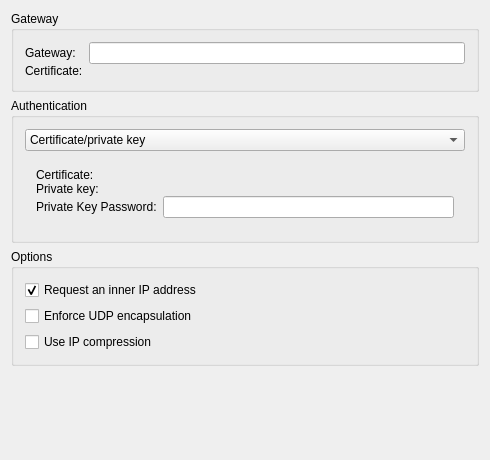
Old version of the form vpn/strongswan/strongswanprop.ui in the repository KDE/plasma-nm.
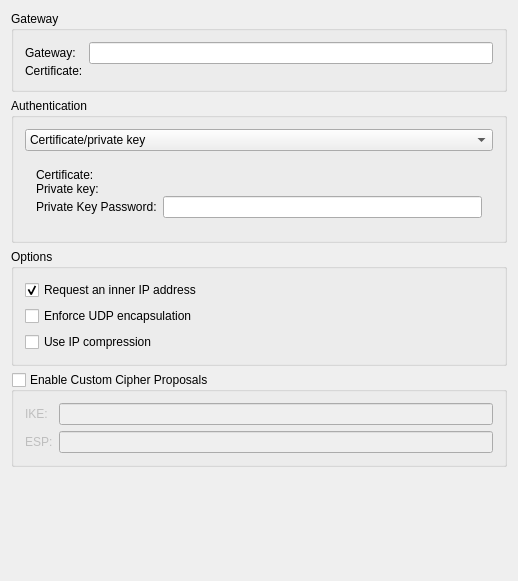
New version of the form. Custom widgets are drawn as their Qt base class.

Commit message:
strongswan support for custom proposals
This patch brings feature parity with gnome's nm-connection-editor strongswan plugin. Enabling custom proposals is required in order to support connections to strict strong cipher endpoints, the default cipher list doesn't include eg: aes256gcm16-prfsha384-ecp384.

Diff of the .ui file:
```diff
--- a/vpn/strongswan/strongswanprop.ui
+++ b/vpn/strongswan/strongswanprop.ui
@@ -6,8 +6,8 @@
    <rect>
     <x>0</x>
     <y>0</y>
-    <width>490</width>
-    <height>460</height>
+    <width>518</width>
+    <height>581</height>
    </rect>
   </property>
   <property name="windowTitle">
@@ -288,6 +288,53 @@
      </layout>
     </widget>
    </item>
+   <item>
+    <widget class="QGroupBox" name="proposal">
+     <property name="title">
+      <string>Enable Custom Cipher Proposals</string>
+     </property>
+     <property name="checkable">
+      <bool>true</bool>
+     </property>
+     <property name="checked">
+      <bool>false</bool>
+     </property>
+     <layout class="QVBoxLayout" name="verticalLayout_3">
+      <item>
+       <layout class="QFormLayout" name="formLayout_6">
+        <item row="0" column="0">
+         <widget class="QLabel" name="label_3">
+          <property name="text">
+           <string>IKE:</string>
+          </property>
+         </widget>
+        </item>
+        <item row="0" column="1">
+         <widget class="QLineEdit" name="ike">
+          <property name="toolTip">
+           <string>A list of proposals for IKE separated by &quot;;&quot;</string>
+          </property>
+         </widget>
+        </item>
+        <item row="1" column="0">
+         <widget class="QLabel" name="label_3">
+          <property name="text">
+           <string>ESP:</string>
+          </property>
+         </widget>
+        </item>
+        <item row="1" column="1">
+         <widget class="QLineEdit" name="esp">
+          <property name="toolTip">
+           <string>A list of proposals for ESP separated by &quot;;&quot;</string>
+          </property>
+         </widget>
+        </item>
+       </layout>
+      </item>
+     </layout>
+    </widget>
+   </item>
    <item>
     <spacer name="verticalSpacer">
      <property name="orientation">
```
The commit also changes 2 other files.
